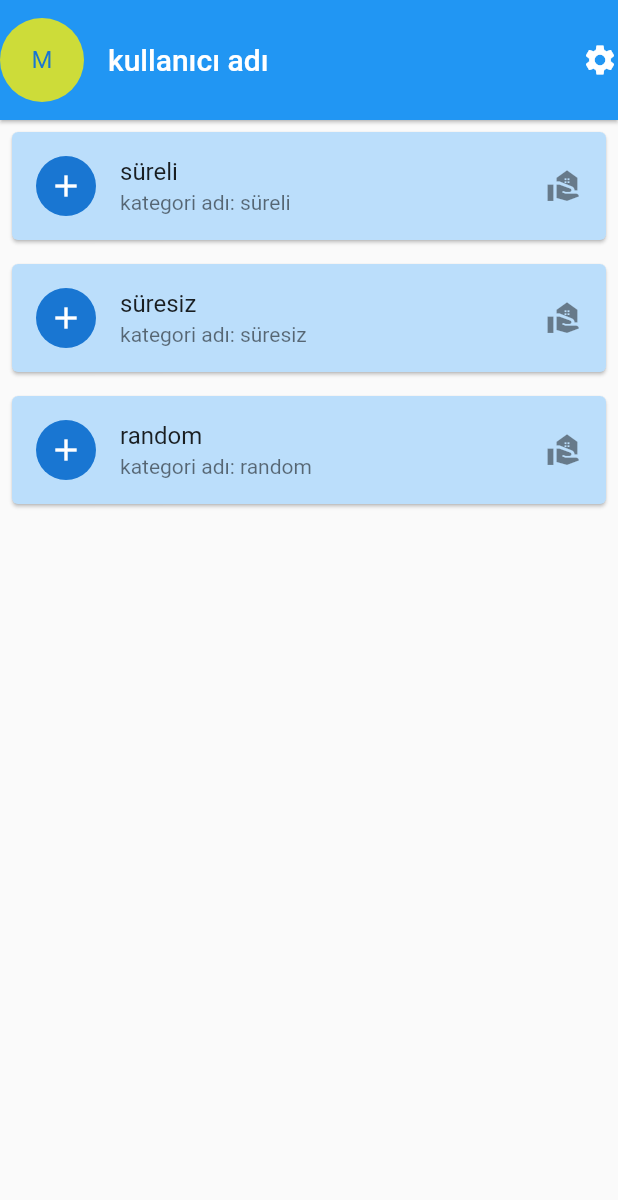
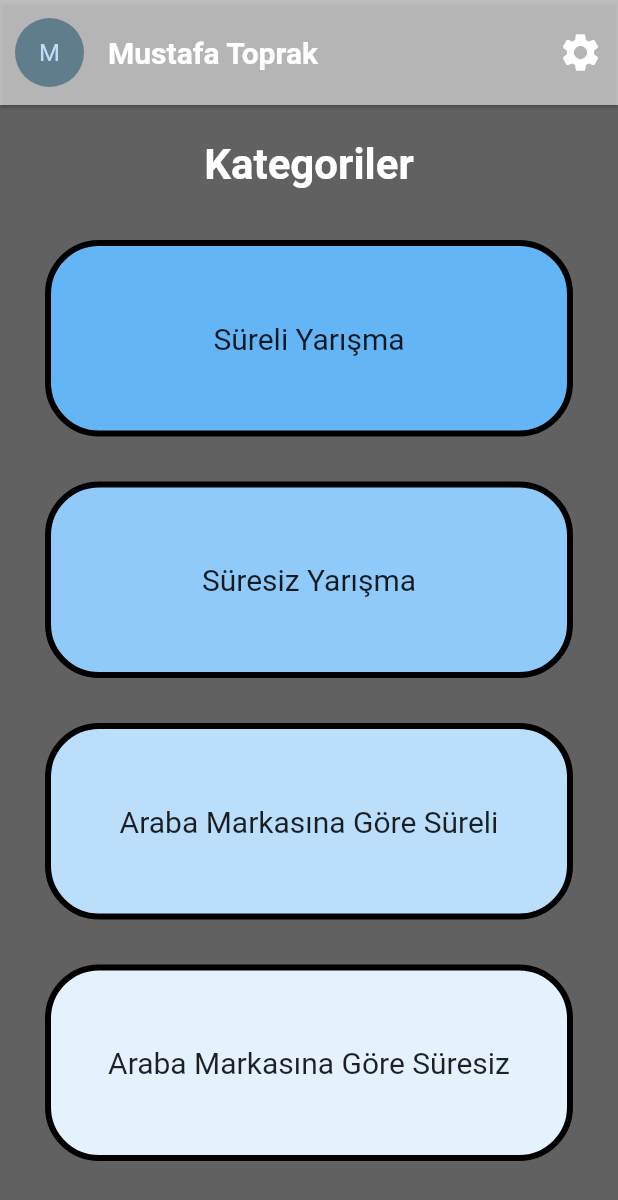
Before and after one commit to musttoprak/CarGuessingGame, a Flutter app: the screen it shows after launch, on a phone screen of 412 x 824 dp. Shown: the top 1200 px of the screen. Run offline on Flutter 3.47's test engine with Material 2 defaults, Android fonts, the phone set to English and light mode, and no system bars; our stand-ins replace easy_splash_screen.

Commit message:
kardeş bi şeyler yaptık işte

```diff
--- a/car_guessing_game/lib/splash_screen.dart
+++ b/car_guessing_game/lib/splash_screen.dart
@@ -9,6 +9,7 @@ class Splash extends StatelessWidget {
   @override
   Widget build(BuildContext context) {
     return MaterialApp(
+      debugShowCheckedModeBanner: false,
       theme: ThemeData(
         primarySwatch: Colors.blue,
       ),
--- a/car_guessing_game/lib/views/home_page.dart
+++ b/car_guessing_game/lib/views/home_page.dart
@@ -1,3 +1,6 @@
+import 'dart:ui';
+
+import 'package:car_guessing_game/views/questions_page.dart';
 import 'package:flutter/material.dart';
 
 class HomePage extends StatefulWidget {
@@ -8,37 +11,125 @@ class HomePage extends StatefulWidget {
 }
 
 class _HomePageState extends State<HomePage> {
+  List<String> _kategoriler = [
+    "Süreli Yarışma",
+    "Süresiz Yarışma",
+    "Araba Markasına Göre Süreli",
+    "Araba Markasına Göre Süresiz"
+  ];
   @override
   Widget build(BuildContext context) {
     return Scaffold(
-        appBar: AppBar(
-          elevation: 1,
-          title: const Text("kullanıcı adı"),
-          toolbarHeight: 80,
-          leading: const CircleAvatar(
-            backgroundColor: Colors.lime,
+      appBar: AppBar(
+        backgroundColor: Colors.white60,
+        elevation: 1,
+        title: const Text(
+          "Mustafa Toprak",
+          style: TextStyle(
+              fontWeight: FontWeight.bold, color: Colors.white, fontSize: 20),
+        ),
+        toolbarHeight: 70,
+        leading: const Padding(
+          padding: EdgeInsets.only(left: 10),
+          child: CircleAvatar(
+            backgroundColor: Colors.blueGrey,
             child: Text("M"),
           ),
-          actions: [Icon(Icons.settings)],
         ),
-        body: singleChildKullan());
+        actions: const [
+          Padding(
+            padding: EdgeInsets.only(right: 10),
+            child: Icon(Icons.settings, size: 30),
+          )
+        ],
+      ),
+      body: Column(children: listCategories),
+      backgroundColor: Colors.grey.shade700,
+    );
   }
+
+  List<Widget> get listCategories {
+    return [
+      Padding(
+        padding: const EdgeInsets.only(top: 20),
+        child: Container(
+          height: 40,
+          decoration: BoxDecoration(),
+          alignment: Alignment.center,
+          child: const Text(
+            "Kategoriler",
+            style: TextStyle(
+                fontWeight: FontWeight.bold, fontSize: 28, color: Colors.white),
+          ),
+        ),
+      ),
+      Expanded(
+        child: Padding(
+          padding: const EdgeInsets.fromLTRB(30, 30, 30, 0),
+          child: Container(
+            decoration: BoxDecoration(
+                color: Colors.blue.shade300,
+                border: Border.all(color: Colors.black, width: 4),
+                borderRadius: const BorderRadius.all(Radius.circular(36))),
+            alignment: Alignment.center,
+            child: Text(
+              _kategoriler[0],
+              style: TextStyle(fontSize: 20),
+            ),
+          ),
+        ),
+      ),
+      Expanded(
+        child: Padding(
+          padding: const EdgeInsets.fromLTRB(30, 30, 30, 0),
+          child: Container(
+            decoration: BoxDecoration(
+                color: Colors.blue.shade200,
+                border: Border.all(color: Colors.black, width: 4),
+                borderRadius: const BorderRadius.all(Radius.circular(36))),
+            alignment: Alignment.center,
+            child: Text(
+              _kategoriler[1],
+              style: TextStyle(fontSize: 20),
+            ),
+          ),
+        ),
+      ),
+      Expanded(
+        child: Padding(
+          padding: const EdgeInsets.fromLTRB(30, 30, 30, 0),
+          child: Container(
+            decoration: BoxDecoration(
+                color: Colors.blue.shade100,
+                border: Border.all(color: Colors.black, width: 4),
+                borderRadius: const BorderRadius.all(Radius.circular(36))),
+            alignment: Alignment.center,
+            child: Text(
+              _kategoriler[2],
+              style: TextStyle(fontSize: 20),
+            ),
+          ),
+        ),
+      ),
+      Expanded(
+        child: Padding(
+          padding: const EdgeInsets.fromLTRB(30, 30, 30, 0),
+          child: Container(
+            decoration: BoxDecoration(
+                color: Colors.blue.shade50,
+                border: Border.all(color: Colors.black, width: 4),
+                borderRadius: const BorderRadius.all(Radius.circular(36))),
+            alignment: Alignment.center,
+            child: Text(
+              _kategoriler[3],
+              style: TextStyle(fontSize: 20),
+            ),
+          ),
+        ),
+      ),
+      SizedBox(height: 50,)
+    ];
+  }
+
+
 }
-
-ListView singleChildKullan() {
-  List<String> _kategoriler=["süreli","süresiz","random"];
-  return ListView.builder(
-    itemBuilder: (context, index) =>Card(
-      color: Colors.blue.shade100,
-      margin: const EdgeInsets.all(8),
-      child: ListTile(
-            leading: CircleAvatar(child: Icon(Icons.add)),
-            title: Text(_kategoriler[index]),
-            subtitle: Text("kategori adı: ${_kategoriler[index]}"),
-            trailing: Icon(Icons.real_estate_agent),
-
-          ),
-    ) ,
-    itemCount: _kategoriler.length,
-  );
-}
--- /dev/null
+++ b/car_guessing_game/lib/views/questions_page.dart
@@ -0,0 +1,19 @@
+import 'package:flutter/material.dart';
+
+class Questions extends StatefulWidget {
+  late int selectedIndex;
+  Questions(this.selectedIndex,{super.key});
+
+  @override
+  State<Questions> createState() => _QuestionsState(selectedIndex);
+}
+
+class _QuestionsState extends State<Questions> {
+  late int selectedIndex;
+  _QuestionsState(this.selectedIndex);
+
+  @override
+  Widget build(BuildContext context) {
+    return Container();
+  }
+}
```
